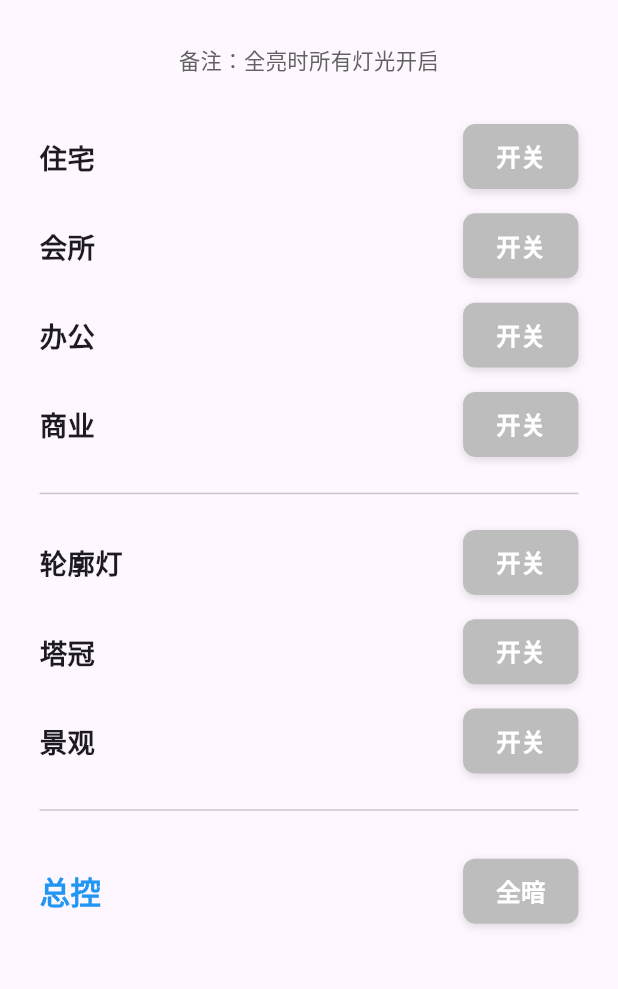
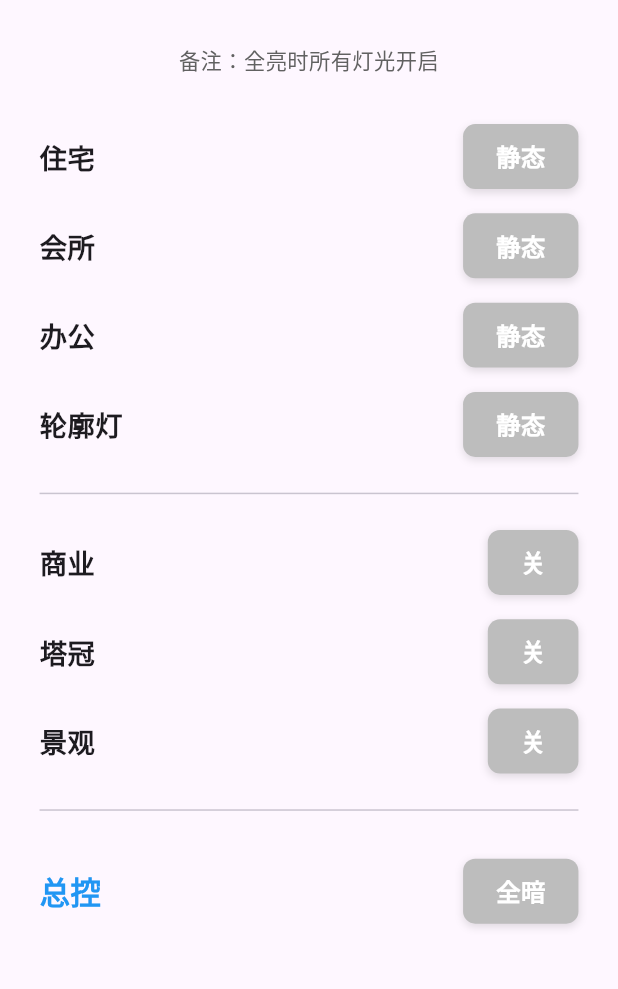
Before and after one commit to c3812600/Models_liupei, a Flutter app: the screen it shows after launch, on a phone screen of 412 x 824 dp, the part 63-1052 px from its top. Run offline on Flutter 3.47's test engine with Material 3 defaults, Android fonts, the phone set to English and light mode, and no system bars; our stand-ins replace flutter_screenutil.

Commit message:
Swap Commercial and Outline Light, add dynamic text toggle for switches

```diff
--- a/sand_table_control/lib/config/hex_config.dart
+++ b/sand_table_control/lib/config/hex_config.dart
@@ -23,13 +23,13 @@ class HexConfig {
     'office_on': 'AA 03 01 01',
     'office_off': 'AA 03 01 00',
 
+    // ============ 轮廓灯 ============
+    'outline_light_on': 'AA 05 00 01',
+    'outline_light_off': 'AA 05 00 00',
+
     // ============ 商业 ============
     'commercial_on': 'AA 04 01 01',
     'commercial_off': 'AA 04 01 00',
-
-    // ============ 轮廓灯 ============
-    'outline_light_on': 'AA 05 00 01',
-    'outline_light_off': 'AA 05 00 00',
 
     // ============ 塔冠 ============
     'tower_crown_on': 'AA 06 00 01',
--- a/sand_table_control/lib/providers/sand_table_provider.dart
+++ b/sand_table_control/lib/providers/sand_table_provider.dart
@@ -10,8 +10,8 @@ class SandTableProvider extends ChangeNotifier {
     'residential': false,
     'clubhouse': false,
     'office': false,
+    'outline_light': false,
     'commercial': false,
-    'outline_light': false,
     'tower_crown': false,
     'landscape': false,
   };
--- a/sand_table_control/lib/ui/home_page.dart
+++ b/sand_table_control/lib/ui/home_page.dart
@@ -35,16 +35,16 @@ class HomePage extends StatelessWidget {
               Expanded(
                 child: ListView(
                   children: [
-                    _buildSingleControlRow(context, '住宅', 'residential'),
-                    _buildSingleControlRow(context, '会所', 'clubhouse'),
-                    _buildSingleControlRow(context, '办公', 'office'),
-                    _buildSingleControlRow(context, '商业', 'commercial'),
+                    _buildSingleControlRow(context, '住宅', 'residential', textOn: '动态', textOff: '静态'),
+                    _buildSingleControlRow(context, '会所', 'clubhouse', textOn: '动态', textOff: '静态'),
+                    _buildSingleControlRow(context, '办公', 'office', textOn: '动态', textOff: '静态'),
+                    _buildSingleControlRow(context, '轮廓灯', 'outline_light', textOn: '动态', textOff: '静态'),
 
                     Divider(height: 32.h),
 
-                    _buildSingleControlRow(context, '轮廓灯', 'outline_light'),
-                    _buildSingleControlRow(context, '塔冠', 'tower_crown'),
-                    _buildSingleControlRow(context, '景观', 'landscape'),
+                    _buildSingleControlRow(context, '商业', 'commercial', textOn: '开', textOff: '关'),
+                    _buildSingleControlRow(context, '塔冠', 'tower_crown', textOn: '开', textOff: '关'),
+                    _buildSingleControlRow(context, '景观', 'landscape', textOn: '开', textOff: '关'),
 
                     Divider(height: 32.h),
 
@@ -102,7 +102,7 @@ class HomePage extends StatelessWidget {
   }
 
   /// 构建单开关控制行
-  Widget _buildSingleControlRow(BuildContext context, String title, String key) {
+  Widget _buildSingleControlRow(BuildContext context, String title, String key, {String textOn = '开', String textOff = '关'}) {
     return Padding(
       padding: EdgeInsets.symmetric(vertical: 8.h),
       child: Row(
@@ -113,7 +113,7 @@ class HomePage extends StatelessWidget {
             builder: (context, provider, child) {
               final value = provider.switches[key] ?? false;
               return _CustomSwitch(
-                label: '开关',
+                label: value ? textOn : textOff,
                 value: value,
                 onChanged: (val) => provider.toggleSwitch(key),
               );
```
